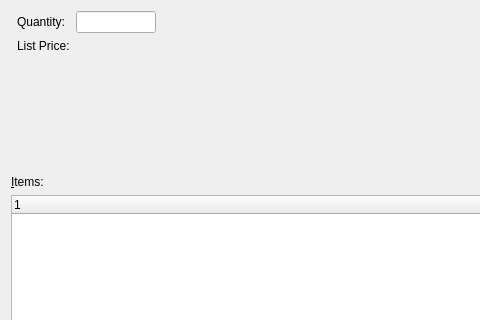
Old version of the form guiclient/priceList.ui in the repository Pegasus-RPG/xtuple-client; both pictures show x 0 to 480 and y 0 to 320 of the 652 by 405 pixel window.
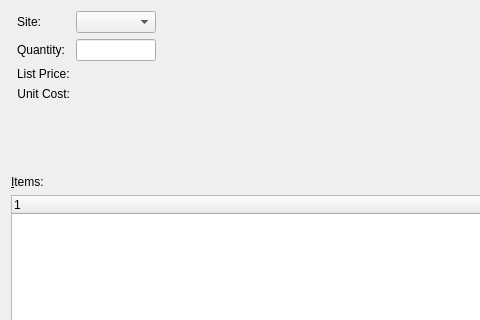
New version of the form. Custom widgets are drawn as their Qt base class.

Commit message: Issue #20003:expose Sales Order Item Unit Cost and Markup % for editing

Patch:
```diff
--- a/guiclient/priceList.ui
+++ b/guiclient/priceList.ui
@@ -41,7 +41,7 @@
    </item>
    <item row="0" column="1">
     <layout class="QFormLayout" name="formLayout">
-     <item row="0" column="0">
+     <item row="1" column="0">
       <widget class="QLabel" name="_qtyLit">
        <property name="text">
         <string>Quantity:</string>
@@ -54,7 +54,7 @@
        </property>
       </widget>
      </item>
-     <item row="0" column="1">
+     <item row="1" column="1">
       <widget class="XLineEdit" name="_qty">
        <property name="sizePolicy">
         <sizepolicy hsizetype="Preferred" vsizetype="Fixed">
@@ -70,15 +70,49 @@
        </property>
       </widget>
      </item>
-     <item row="1" column="0">
+     <item row="2" column="0">
       <widget class="XLabel" name="_listPriceLit">
        <property name="text">
         <string>List Price:</string>
        </property>
       </widget>
      </item>
-     <item row="1" column="1">
-      <widget class="XLabel" name="_listPrice"/>
+     <item row="2" column="1">
+      <widget class="XLabel" name="_listPrice">
+       <property name="alignment">
+        <set>Qt::AlignRight|Qt::AlignTrailing|Qt::AlignVCenter</set>
+       </property>
+      </widget>
+     </item>
+     <item row="0" column="0">
+      <widget class="QLabel" name="_warehouseLit">
+       <property name="text">
+        <string>Site:</string>
+       </property>
+       <property name="alignment">
+        <set>Qt::AlignRight|Qt::AlignTrailing|Qt::AlignVCenter</set>
+       </property>
+      </widget>
+     </item>
+     <item row="0" column="1">
+      <widget class="WComboBox" name="_warehouse"/>
+     </item>
+     <item row="3" column="0">
+      <widget class="XLabel" name="_unitCostLit">
+       <property name="text">
+        <string>Unit Cost:</string>
+       </property>
+       <property name="alignment">
+        <set>Qt::AlignRight|Qt::AlignTrailing|Qt::AlignVCenter</set>
+       </property>
+      </widget>
+     </item>
+     <item row="3" column="1">
+      <widget class="XLabel" name="_unitCost">
+       <property name="alignment">
+        <set>Qt::AlignRight|Qt::AlignTrailing|Qt::AlignVCenter</set>
+       </property>
+      </widget>
      </item>
     </layout>
    </item>
@@ -182,6 +216,16 @@
    <header>itemcluster.h</header>
    <container>1</container>
   </customwidget>
+  <customwidget>
+   <class>WComboBox</class>
+   <extends>XComboBox</extends>
+   <header>wcombobox.h</header>
+  </customwidget>
+  <customwidget>
+   <class>XComboBox</class>
+   <extends>QComboBox</extends>
+   <header>xcombobox.h</header>
+  </customwidget>
   <customwidget>
    <class>XLabel</class>
    <extends>QLabel</extends>
```
The commit also changes 14 other files.
